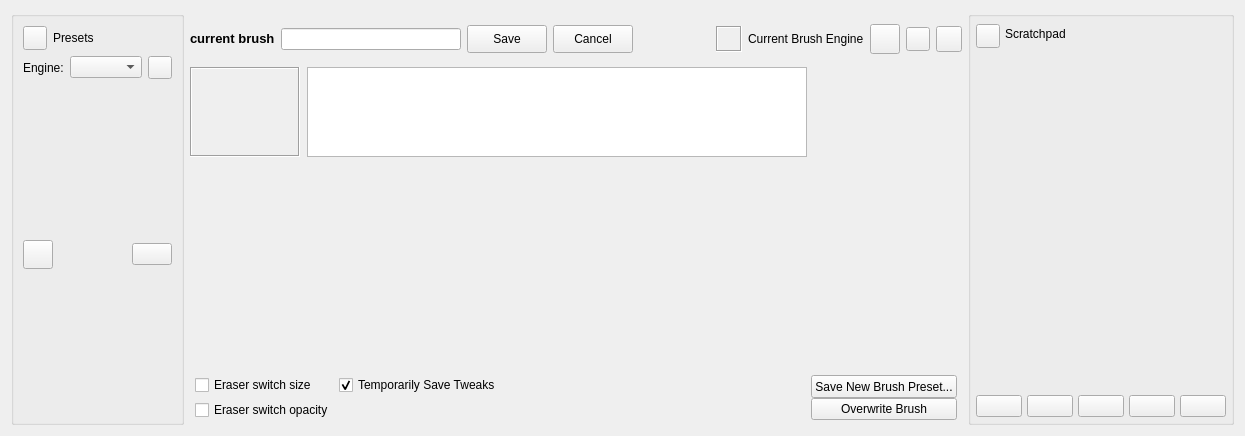
Before: the Qt Designer form libs/ui/forms/wdgpaintopsettings.ui in KDE/krita, drawn with Qt 5.
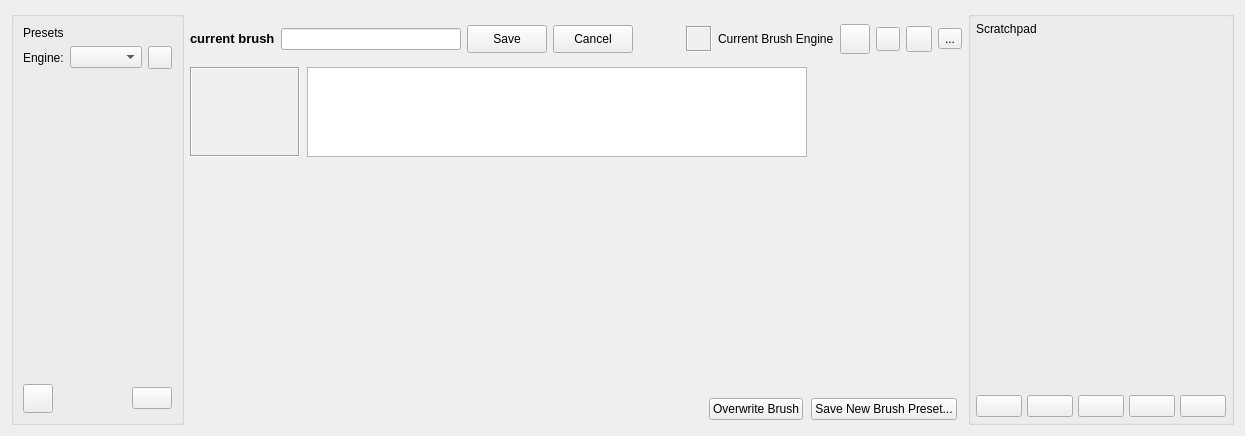
After: the same form once the commit is applied. Custom widgets are drawn as their Qt base class.

Commit message: Move some options to a configure menu

```diff
--- a/libs/ui/forms/wdgpaintopsettings.ui
+++ b/libs/ui/forms/wdgpaintopsettings.ui
@@ -25,34 +25,6 @@
      <layout class="QVBoxLayout" name="verticalLayout_3">
       <item>
        <layout class="QHBoxLayout" name="horizontalLayout_7">
-        <item>
-         <widget class="QPushButton" name="showPresetsButton">
-          <property name="minimumSize">
-           <size>
-            <width>24</width>
-            <height>24</height>
-           </size>
-          </property>
-          <property name="maximumSize">
-           <size>
-            <width>24</width>
-            <height>24</height>
-           </size>
-          </property>
-          <property name="text">
-           <string/>
-          </property>
-          <property name="iconSize">
-           <size>
-            <width>12</width>
-            <height>12</height>
-           </size>
-          </property>
-          <property name="shortcut">
-           <string notr="true"/>
-          </property>
-         </widget>
-        </item>
         <item>
          <widget class="QLabel" name="presetsSidebarLabel">
           <property name="sizePolicy">
@@ -130,22 +102,6 @@
         </property>
        </widget>
       </item>
-      <item>
-       <spacer name="verticalSpacer">
-        <property name="orientation">
-         <enum>Qt::Vertical</enum>
-        </property>
-        <property name="sizeType">
-         <enum>QSizePolicy::Preferred</enum>
-        </property>
-        <property name="sizeHint" stdset="0">
-         <size>
-          <width>5</width>
-          <height>5</height>
-         </size>
-        </property>
-       </spacer>
-      </item>
       <item>
        <layout class="QHBoxLayout" name="horizontalLayout_9">
         <item>
@@ -207,19 +163,6 @@
         </item>
        </layout>
       </item>
-      <item>
-       <spacer name="presetsSpacer">
-        <property name="orientation">
-         <enum>Qt::Vertical</enum>
-        </property>
-        <property name="sizeHint" stdset="0">
-         <size>
-          <width>20</width>
-          <height>10</height>
-         </size>
-        </property>
-       </spacer>
-      </item>
      </layout>
     </widget>
    </item>
@@ -424,6 +367,13 @@
          </property>
         </widget>
        </item>
+       <item>
+        <widget class="QToolButton" name="configureBrushesToolButton">
+         <property name="text">
+          <string>...</string>
+         </property>
+        </widget>
+       </item>
       </layout>
      </item>
      <item>
@@ -576,60 +526,6 @@
        <item>
         <layout class="QGridLayout" name="gridLayout">
          <item row="0" column="0">
-          <widget class="QCheckBox" name="eraserBrushSizeCheckBox">
-           <property name="sizePolicy">
-            <sizepolicy hsizetype="Minimum" vsizetype="Fixed">
-             <horstretch>0</horstretch>
-             <verstretch>0</verstretch>
-            </sizepolicy>
-           </property>
-           <property name="toolTip">
-            <string>Erase mode will use a separate brush size</string>
-           </property>
-           <property name="text">
-            <string>Eraser switch size</string>
-           </property>
-           <property name="checked">
-            <bool>false</bool>
-           </property>
-          </widget>
-         </item>
-         <item row="0" column="1">
-          <widget class="QCheckBox" name="dirtyPresetCheckBox">
-           <property name="sizePolicy">
-            <sizepolicy hsizetype="Minimum" vsizetype="Fixed">
-             <horstretch>0</horstretch>
-             <verstretch>0</verstretch>
-            </sizepolicy>
-           </property>
-           <property name="text">
-            <string>Temporarily Save Tweaks</string>
-           </property>
-           <property name="checked">
-            <bool>true</bool>
-           </property>
-          </widget>
-         </item>
-         <item row="1" column="0">
-          <widget class="QCheckBox" name="eraserBrushOpacityCheckBox">
-           <property name="sizePolicy">
-            <sizepolicy hsizetype="Minimum" vsizetype="Fixed">
-             <horstretch>0</horstretch>
-             <verstretch>0</verstretch>
-            </sizepolicy>
-           </property>
-           <property name="toolTip">
-            <string>Erase mode will use a separate brush opacity</string>
-           </property>
-           <property name="text">
-            <string>Eraser switch opacity</string>
-           </property>
-           <property name="checked">
-            <bool>false</bool>
-           </property>
-          </widget>
-         </item>
-         <item row="1" column="1">
           <widget class="KisLodAvailabilityWidget" name="wdgLodAvailability" native="true">
            <property name="minimumSize">
             <size>
@@ -655,29 +551,10 @@
         </spacer>
        </item>
        <item>
-        <layout class="QVBoxLayout" name="verticalLayout_5">
+        <layout class="QHBoxLayout" name="horizontalLayout_6">
          <property name="spacing">
-          <number>0</number>
+          <number>8</number>
          </property>
-         <item>
-          <widget class="QPushButton" name="saveNewBrushPresetButton">
-           <property name="sizePolicy">
-            <sizepolicy hsizetype="Preferred" vsizetype="Preferred">
-             <horstretch>0</horstretch>
-             <verstretch>0</verstretch>
-            </sizepolicy>
-           </property>
-           <property name="maximumSize">
-            <size>
-             <width>16777215</width>
-             <height>28</height>
-            </size>
-           </property>
-           <property name="text">
-            <string>Save New Brush Preset...</string>
-           </property>
-          </widget>
-         </item>
          <item>
           <widget class="QPushButton" name="saveBrushPresetButton">
            <property name="sizePolicy">
@@ -697,6 +574,25 @@
            </property>
           </widget>
          </item>
+         <item>
+          <widget class="QPushButton" name="saveNewBrushPresetButton">
+           <property name="sizePolicy">
+            <sizepolicy hsizetype="Preferred" vsizetype="Preferred">
+             <horstretch>0</horstretch>
+             <verstretch>0</verstretch>
+            </sizepolicy>
+           </property>
+           <property name="maximumSize">
+            <size>
+             <width>16777215</width>
+             <height>28</height>
+            </size>
+           </property>
+           <property name="text">
+            <string>Save New Brush Preset...</string>
+           </property>
+          </widget>
+         </item>
         </layout>
        </item>
       </layout>
@@ -729,31 +625,6 @@
       </property>
       <item>
        <layout class="QHBoxLayout" name="horizontalLayout_8">
-        <item>
-         <widget class="QPushButton" name="showScratchpadButton">
-          <property name="minimumSize">
-           <size>
-            <width>24</width>
-            <height>24</height>
-           </size>
-          </property>
-          <property name="maximumSize">
-           <size>
-            <width>24</width>
-            <height>20</height>
-           </size>
-          </property>
-          <property name="text">
-           <string/>
-          </property>
-          <property name="iconSize">
-           <size>
-            <width>12</width>
-            <height>12</height>
-           </size>
-          </property>
-         </widget>
-        </item>
         <item>
          <widget class="QLabel" name="scratchpadSidebarLabel">
           <property name="text">
```
The commit also changes 2 other files.
